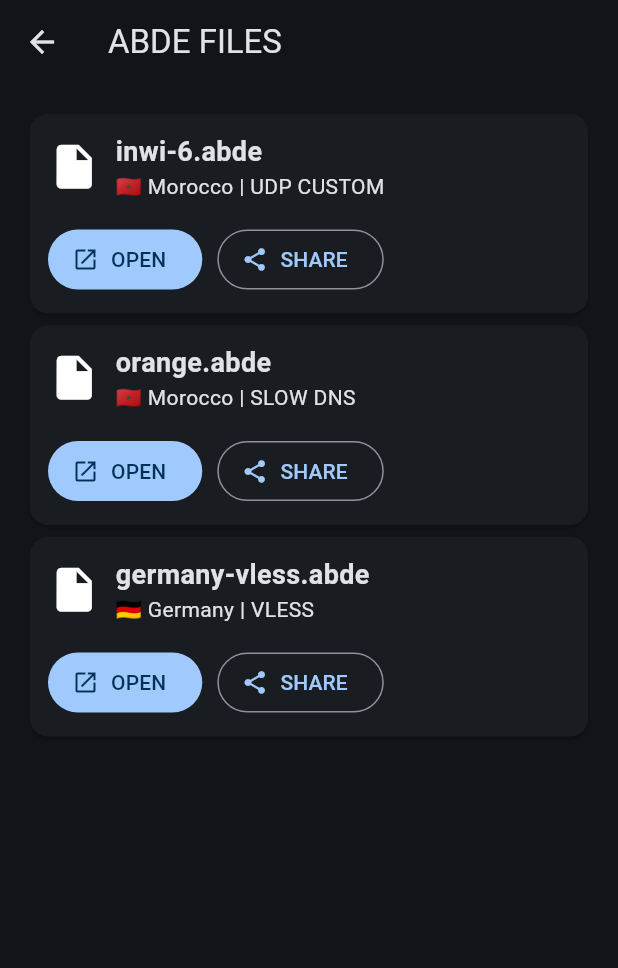
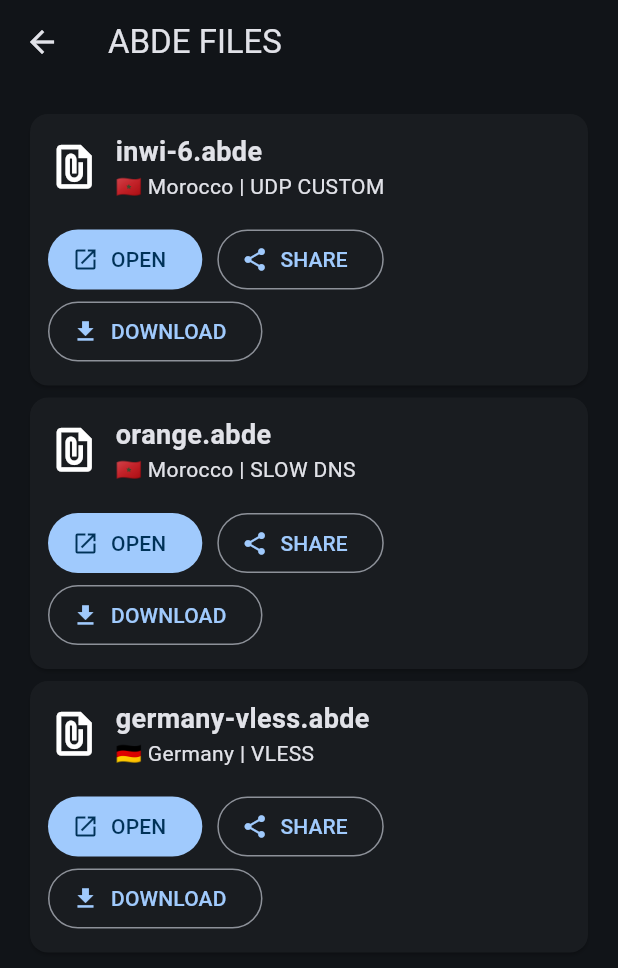
Before and after one commit to hakimfreefire2008-a11y/ABDELLALI.X.VPS, a Flutter app: the HcFilesScreen screen opened directly, on a phone screen of 412 x 824 dp. Shown: the top 968 px of the screen. Run offline on Flutter 3.47's test engine with Material 3 defaults, Android fonts, the phone set to English and light mode, and no system bars; our stand-ins replace share_plus.

Commit message:
Add ABDE files download button

```diff
--- a/lib/screens/hc_files_screen.dart
+++ b/lib/screens/hc_files_screen.dart
@@ -1,6 +1,8 @@
 import 'package:flutter/material.dart';
+
 import '../services/abde_file_service.dart';
 import '../services/action_service.dart';
+import '../services/download_service.dart';
 
 
 class HcFilesScreen extends StatelessWidget {
@@ -20,13 +22,11 @@
         "country": "🇲🇦 Morocco",
       },
 
-
       {
         "name": "orange.abde",
         "type": "SLOW DNS",
         "country": "🇲🇦 Morocco",
       },
-
 
       {
         "name": "germany-vless.abde",
@@ -34,9 +34,7 @@
         "country": "🇩🇪 Germany",
       },
 
-
     ];
-
 
 
     return Scaffold(
@@ -50,7 +48,6 @@
       ),
 
 
-
       body: ListView.builder(
 
         padding: const EdgeInsets.all(16),
@@ -62,7 +59,6 @@
 
 
           final file = files[index];
-
 
 
           return Card(
@@ -87,7 +83,7 @@
 
 
                       const Icon(
-                        Icons.insert_drive_file,
+                        Icons.file_present,
                         size: 35,
                       ),
 
@@ -125,7 +121,6 @@
                             ),
 
 
-
                             Text(
 
                               "${file["country"]} | ${file["type"]}",
@@ -139,21 +134,22 @@
 
                       ),
 
-
                     ],
 
                   ),
 
 
-
-                  const SizedBox(height: 15),
+                  const SizedBox(
+                    height: 15,
+                  ),
 
 
 
-                  Row(
+                  Wrap(
+
+                    spacing: 10,
 
                     children: [
-
 
 
                       FilledButton.icon(
@@ -165,7 +161,6 @@
                           await AbdeFileService.loadFile(
                             file["name"]!,
                           );
-
 
 
                           if(context.mounted){
@@ -180,13 +175,13 @@
 
                                 return AlertDialog(
 
-
                                   title: Text(
                                     file["name"]!,
                                   ),
 
 
-                                  content: SingleChildScrollView(
+                                  content:
+                                  SingleChildScrollView(
 
                                     child: Text(
                                       content,
@@ -206,6 +201,7 @@
 
                                       },
 
+
                                       child:
                                       const Text(
                                         "CLOSE",
@@ -215,7 +211,6 @@
 
 
                                   ],
-
 
                                 );
 
@@ -241,15 +236,7 @@
                           "OPEN",
                         ),
 
-
                       ),
-
-
-
-                      const SizedBox(
-                        width: 10,
-                      ),
-
 
 
 
@@ -262,7 +249,6 @@
                           await AbdeFileService.loadFile(
                             file["name"]!,
                           );
-
 
 
                           ActionService.shareConfig(
@@ -284,6 +270,63 @@
                           "SHARE",
                         ),
 
+                      ),
+
+
+
+
+                      OutlinedButton.icon(
+
+                        onPressed: () async {
+
+
+                          final content =
+                          await AbdeFileService.loadFile(
+                            file["name"]!,
+                          );
+
+
+                          final path =
+                          await DownloadService.saveFile(
+
+                            file["name"]!,
+
+                            content,
+
+                          );
+
+
+                          if(context.mounted){
+
+                            ScaffoldMessenger.of(context)
+                                .showSnackBar(
+
+                              SnackBar(
+
+                                content: Text(
+                                  "Saved: $path",
+                                ),
+
+                              ),
+
+                            );
+
+                          }
+
+
+                        },
+
+
+                        icon:
+                        const Icon(
+                          Icons.download,
+                        ),
+
+
+                        label:
+                        const Text(
+                          "DOWNLOAD",
+                        ),
 
                       ),
 
@@ -292,7 +335,6 @@
                     ],
 
                   ),
-
 
 
                 ],
--- /dev/null
+++ b/lib/services/download_service.dart
@@ -0,0 +1,33 @@
+import 'dart:io';
+import 'package:path_provider/path_provider.dart';
+
+
+class DownloadService {
+
+
+  static Future<String> saveFile(
+      String fileName,
+      String content,
+      ) async {
+
+
+    final directory =
+        await getApplicationDocumentsDirectory();
+
+
+    final file = File(
+      '${directory.path}/$fileName',
+    );
+
+
+    await file.writeAsString(
+      content,
+    );
+
+
+    return file.path;
+
+  }
+
+
+}
```
Lines whose indentation alone changed are shown as unchanged.
